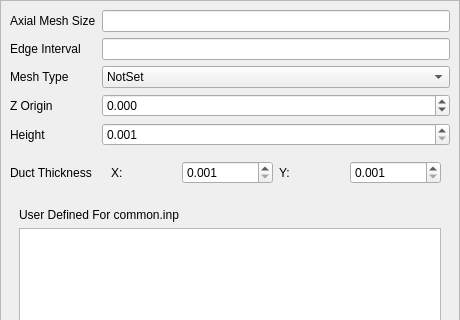
Before: the Qt Designer form Application/qDefaults.ui in Sprunth/RGG, drawn with Qt 5; both pictures show x 0 to 460 and y 0 to 320 of the 460 by 558 pixel window.
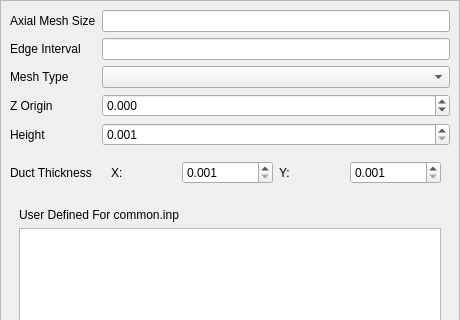
After: the same form once the commit is applied.

Commit message: remove the not set for empty string

```diff
--- a/Application/qDefaults.ui
+++ b/Application/qDefaults.ui
@@ -56,7 +56,7 @@
         <widget class="QComboBox" name="MeshType">
          <item>
           <property name="text">
-           <string>NotSet</string>
+           <string/>
           </property>
          </item>
          <item>
```
